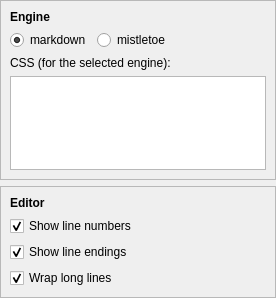
Qt form packages/rehuco-agent/src/rehuco_agent/settings/ui/descriptions_page.ui (borco/rehuco) before a commit.
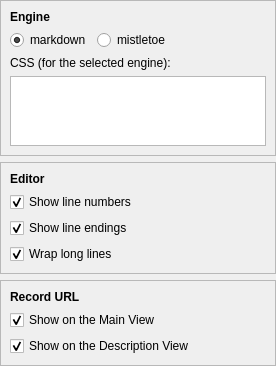
The same form after that commit.

What changed in the file:
```diff
--- a/packages/rehuco-agent/src/rehuco_agent/settings/ui/descriptions_page.ui
+++ b/packages/rehuco-agent/src/rehuco_agent/settings/ui/descriptions_page.ui
@@ -151,6 +151,50 @@
      </layout>
     </widget>
    </item>
+   <item>
+    <widget class="QFrame" name="record_url_frame">
+     <property name="frameShape">
+      <enum>QFrame::Shape::StyledPanel</enum>
+     </property>
+     <property name="frameShadow">
+      <enum>QFrame::Shadow::Raised</enum>
+     </property>
+     <layout class="QVBoxLayout" name="record_url_frame_layout">
+      <item>
+       <widget class="QLabel" name="record_url_frame_label">
+        <property name="font">
+         <font>
+          <bold>true</bold>
+         </font>
+        </property>
+        <property name="text">
+         <string>Record URL</string>
+        </property>
+       </widget>
+      </item>
+      <item>
+       <widget class="QCheckBox" name="url_on_main_view_check_box">
+        <property name="text">
+         <string>Show on the Main View</string>
+        </property>
+        <property name="checked">
+         <bool>true</bool>
+        </property>
+       </widget>
+      </item>
+      <item>
+       <widget class="QCheckBox" name="url_on_description_view_check_box">
+        <property name="text">
+         <string>Show on the Description View</string>
+        </property>
+        <property name="checked">
+         <bool>true</bool>
+        </property>
+       </widget>
+      </item>
+     </layout>
+    </widget>
+   </item>
    <item>
     <spacer name="bottom_spacer">
      <property name="orientation">
```
